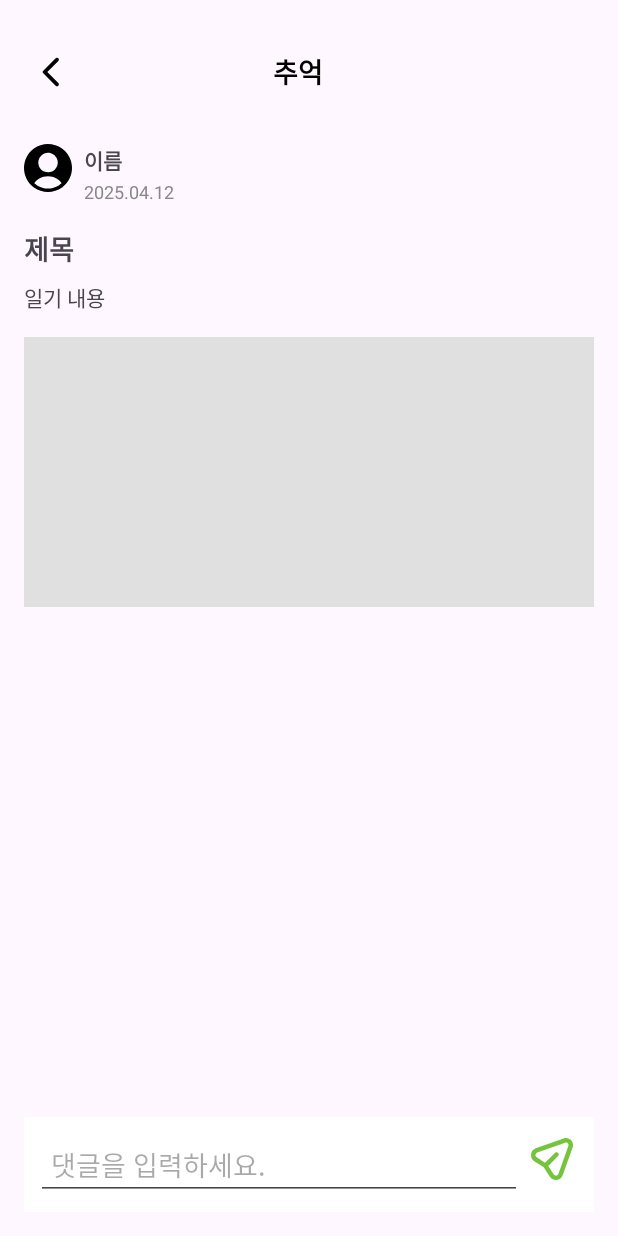
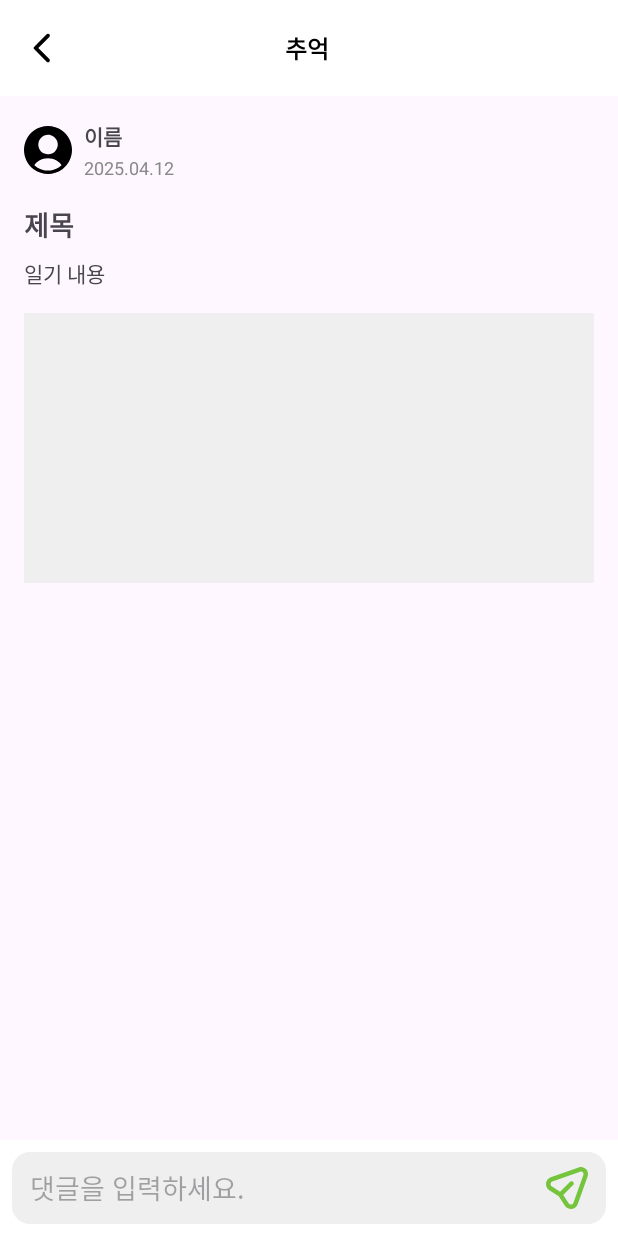
Before and after one commit to goorm4-A/WooriGa-FE, an Android app: the fragment DiaryDetailFragment shown on its own in the app's theme, on a phone screen of 412 x 824 dp. Run offline under Robolectric (Android 15) with nearby library versions, the phone set to English and light mode, and no system bars; our stand-ins replace FlexboxLayout.

Commit message:
[MODIFY] 가족 일기 상세 화면 레이아웃 수정

```diff
--- /dev/null
+++ b/app/src/main/res/drawable/bg_chat_box.xml
@@ -0,0 +1,10 @@
+<?xml version="1.0" encoding="utf-8"?>
+<shape xmlns:android="http://schemas.android.com/apk/res/android"
+    android:shape="rectangle">
+
+    <!-- 배경 색상 지정 -->
+    <solid android:color="#EFEFEF" />
+
+    <!-- 모서리 반지름 지정 -->
+    <corners android:radius="12dp" />
+</shape>
--- a/app/src/main/res/layout/fragment_diary_detail.xml
+++ b/app/src/main/res/layout/fragment_diary_detail.xml
@@ -3,10 +3,9 @@
     xmlns:android="http://schemas.android.com/apk/res/android"
     xmlns:app="http://schemas.android.com/apk/res-auto"
     android:layout_width="match_parent"
-    android:layout_height="match_parent"
-    android:padding="16dp">
+    android:layout_height="match_parent">
 
-    <!-- 툴바 포함 -->
+    <!-- 상단 툴바 고정 -->
     <include
         android:id="@+id/toolbarDairyDetail"
         layout="@layout/toolbar_diary_detail"
@@ -14,41 +13,63 @@
         app:layout_constraintStart_toStartOf="parent"
         app:layout_constraintEnd_toEndOf="parent" />
 
-    <!-- 사용자 프로필 사진 -->
+    <!-- 본문 + 댓글 목록 통합 스크롤 -->
+    <ScrollView
+        android:id="@+id/scrollView"
+        android:layout_width="0dp"
+        android:layout_height="0dp"
+        android:fillViewport="true"
+        android:overScrollMode="never"
+        app:layout_constraintTop_toBottomOf="@id/toolbarDairyDetail"
+        app:layout_constraintBottom_toTopOf="@id/containerCommentInput"
+        app:layout_constraintStart_toStartOf="parent"
+        app:layout_constraintEnd_toEndOf="parent">
+
+        <LinearLayout
+            android:layout_width="match_parent"
+            android:layout_height="wrap_content"
+            android:orientation="vertical"
+            android:padding="16dp">
+
+            <!-- 사용자 프로필 -->
+            <LinearLayout
+                android:layout_width="match_parent"
+                android:layout_height="wrap_content"
+                android:orientation="horizontal"
+                android:gravity="center_vertical">
+
                 <ImageView
                     android:id="@+id/iv_profile"
                     android:layout_width="32dp"
                     android:layout_height="32dp"
+                    android:src="@drawable/ic_user_circle"
                     android:scaleType="centerCrop"
-        android:src="@drawable/ic_user_circle"
-        android:contentDescription="사용자 사진"
-        app:layout_constraintTop_toBottomOf="@id/toolbarDairyDetail"
-        app:layout_constraintStart_toStartOf="parent"
-        android:layout_marginTop="16dp"/>
+                    android:contentDescription="사용자 사진" />
 
-    <!-- 사용자 이름 -->
+                <LinearLayout
+                    android:orientation="vertical"
+                    android:layout_width="wrap_content"
+                    android:layout_height="wrap_content"
+                    android:layout_marginStart="8dp">
+
                     <TextView
                         android:id="@+id/tv_user"
                         android:layout_width="wrap_content"
                         android:layout_height="wrap_content"
                         android:text="이름"
                         android:textStyle="bold"
-        android:textSize="14sp"
-        app:layout_constraintTop_toTopOf="@id/iv_profile"
-        app:layout_constraintStart_toEndOf="@id/iv_profile"
-        android:layout_marginStart="8dp"/>
+                        android:textSize="14sp" />
 
-    <!-- 작성일 -->
                     <TextView
                         android:id="@+id/tv_date"
                         android:layout_width="wrap_content"
                         android:layout_height="wrap_content"
                         android:text="2025.04.12"
+                        android:textSize="12sp"
                         android:textColor="#888888"
-        android:textSize="12sp"
-        app:layout_constraintTop_toBottomOf="@id/tv_user"
-        app:layout_constraintStart_toStartOf="@id/tv_user"
-        android:layout_marginTop="2dp"/>
+                        android:layout_marginTop="2dp" />
+                </LinearLayout>
+            </LinearLayout>
 
             <!-- 일기 제목 -->
             <TextView
@@ -58,96 +79,90 @@
                 android:text="제목"
                 android:textStyle="bold"
                 android:textSize="18sp"
-        app:layout_constraintTop_toBottomOf="@id/tv_date"
-        app:layout_constraintStart_toStartOf="parent"
-        android:layout_marginTop="16dp"/>
+                android:layout_marginTop="16dp" />
 
             <!-- 일기 본문 -->
             <TextView
                 android:id="@+id/tv_content"
-        android:layout_width="0dp"
+                android:layout_width="match_parent"
                 android:layout_height="wrap_content"
                 android:text="일기 내용"
                 android:textSize="14sp"
-        app:layout_constraintTop_toBottomOf="@id/tv_title"
-        app:layout_constraintStart_toStartOf="parent"
-        app:layout_constraintEnd_toEndOf="parent"
-        android:layout_marginTop="8dp"/>
+                android:layout_marginTop="8dp" />
 
-    <!-- 사진 -->
+            <!-- 이미지 -->
             <ImageView
                 android:id="@+id/iv_photo"
-        android:layout_width="0dp"
+                android:layout_width="match_parent"
                 android:layout_height="180dp"
-        android:scaleType="centerCrop"
-        android:background="#E0E0E0"
-        app:layout_constraintTop_toBottomOf="@id/tv_content"
-        app:layout_constraintStart_toStartOf="parent"
-        app:layout_constraintEnd_toEndOf="parent"
-        android:layout_marginTop="16dp" />
+                android:layout_marginTop="16dp"
+                android:background="#EFEFEF"
+                android:scaleType="centerCrop" />
 
-    <!-- 태그들 -->
+            <!-- 태그 -->
             <com.google.android.flexbox.FlexboxLayout
                 android:id="@+id/containerTag"
                 android:layout_width="match_parent"
                 android:layout_height="wrap_content"
-        app:layout_constraintTop_toBottomOf="@id/iv_photo"
-        app:layout_constraintStart_toStartOf="parent"
-        app:layout_constraintEnd_toEndOf="parent"
                 android:layout_marginTop="12dp"
                 android:justifyContent="flex_start"
-        android:flexWrap="wrap"/>
+                android:flexWrap="wrap" />
 
             <!-- 멘션 -->
             <com.google.android.flexbox.FlexboxLayout
                 android:id="@+id/containerMention"
                 android:layout_width="match_parent"
                 android:layout_height="wrap_content"
-        app:layout_constraintTop_toBottomOf="@id/containerTag"
-        app:layout_constraintStart_toStartOf="parent"
                 android:layout_marginTop="8dp"
                 android:justifyContent="flex_start"
-        android:flexWrap="wrap"/>
+                android:flexWrap="wrap" />
 
-    <!-- 댓글 목록 RecyclerView -->
-    <androidx.recyclerview.widget.RecyclerView
-        android:id="@+id/recyclerComments"
-        android:layout_width="0dp"
-        android:layout_height="0dp"
-        app:layout_constraintTop_toBottomOf="@id/containerMention"
-        app:layout_constraintBottom_toTopOf="@id/containerCommentInput"
-        app:layout_constraintStart_toStartOf="parent"
-        app:layout_constraintEnd_toEndOf="parent" />
+            <!-- 댓글 목록 (리스트로 출력) -->
+            <LinearLayout
+                android:id="@+id/containerCommentList"
+                android:layout_width="match_parent"
+                android:layout_height="wrap_content"
+                android:orientation="vertical"
+                android:layout_marginTop="16dp" />
+        </LinearLayout>
+    </ScrollView>
 
-    <!-- 댓글 입력창을 포함한 하단 고정 바 -->
+    <!-- 하단 댓글 입력창 고정 -->
     <LinearLayout
         android:id="@+id/containerCommentInput"
-        android:layout_width="match_parent"
+        android:layout_width="0dp"
         android:layout_height="wrap_content"
         android:orientation="horizontal"
         android:padding="8dp"
         android:background="#FFFFFF"
+        android:gravity="center_vertical"
         app:layout_constraintBottom_toBottomOf="parent"
         app:layout_constraintStart_toStartOf="parent"
         app:layout_constraintEnd_toEndOf="parent">
 
+        <LinearLayout
+            android:layout_width="match_parent"
+            android:layout_height="48dp"
+            android:orientation="horizontal"
+            android:background="@drawable/bg_chat_box"
+            android:gravity="center_vertical"
+            android:paddingHorizontal="12dp">
+
             <EditText
                 android:id="@+id/et_comment"
                 android:layout_width="0dp"
-            android:layout_height="wrap_content"
+                android:layout_height="match_parent"
                 android:layout_weight="1"
                 android:hint="댓글을 입력하세요."
-            android:padding="10dp"
-            android:maxLines="3"
-            android:inputType="textMultiLine"/>
+                android:background="@android:color/transparent"
+                android:inputType="text" />
 
             <ImageButton
                 android:id="@+id/btn_send"
-            android:layout_width="40dp"
-            android:layout_height="40dp"
-            android:background="?attr/selectableItemBackgroundBorderless"
-            android:src="@drawable/ic_send"
-            android:contentDescription="댓글 전송" />
+                android:layout_width="28dp"
+                android:layout_height="28dp"
+                android:background="@android:color/transparent"
+                android:src="@drawable/ic_send" />
         </LinearLayout>
-
+    </LinearLayout>
 </androidx.constraintlayout.widget.ConstraintLayout>
--- a/app/src/main/res/layout/toolbar_diary.xml
+++ b/app/src/main/res/layout/toolbar_diary.xml
@@ -47,9 +47,9 @@
                 android:id="@+id/icon_search"
                 android:layout_width="wrap_content"
                 android:layout_height="wrap_content"
-                android:src="@drawable/ic_search"
                 android:contentDescription="검색"
-                android:padding="8dp" />
+                android:padding="8dp"
+                android:src="@drawable/ic_search" />
 
             <ImageView
                 android:id="@+id/icon_menu"
--- a/app/src/main/res/layout/toolbar_diary_detail.xml
+++ b/app/src/main/res/layout/toolbar_diary_detail.xml
@@ -1,8 +1,16 @@
 <?xml version="1.0" encoding="utf-8"?>
+<androidx.appcompat.widget.Toolbar xmlns:android="http://schemas.android.com/apk/res/android"
+    android:id="@+id/custom_toolbar"
+    android:layout_width="match_parent"
+    android:layout_height="?attr/actionBarSize"
+    android:background="@color/white"
+    android:paddingHorizontal="16dp"
+    android:theme="@style/ThemeOverlay.AppCompat.ActionBar">
+
     <LinearLayout
         xmlns:android="http://schemas.android.com/apk/res/android"
         android:layout_width="match_parent"
-    android:layout_height="?attr/actionBarSize"
+        android:layout_height="match_parent"
         android:orientation="horizontal"
         android:gravity="center_vertical"
         android:paddingEnd="16dp"
@@ -11,8 +19,8 @@
         <!-- 뒤로가기 버튼 -->
         <ImageButton
             android:id="@+id/btn_back"
-        android:layout_width="36dp"
-        android:layout_height="36dp"
+            android:layout_width="wrap_content"
+            android:layout_height="wrap_content"
             android:padding="0dp"
             android:background="?attr/selectableItemBackgroundBorderless"
             android:src="@drawable/ic_arrow_back"
@@ -23,10 +31,11 @@
             android:id="@+id/tv_toolbar_title"
             android:layout_width="wrap_content"
             android:layout_height="wrap_content"
-        android:layout_marginStart="130dp"
+            android:layout_marginStart="150dp"
             android:text="추억"
-        android:textSize="18sp"
+            android:textSize="16sp"
             android:textStyle="bold"
             android:textColor="#000000" />
 
     </LinearLayout>
+</androidx.appcompat.widget.Toolbar>
```
Lines whose indentation alone changed are shown as unchanged.
